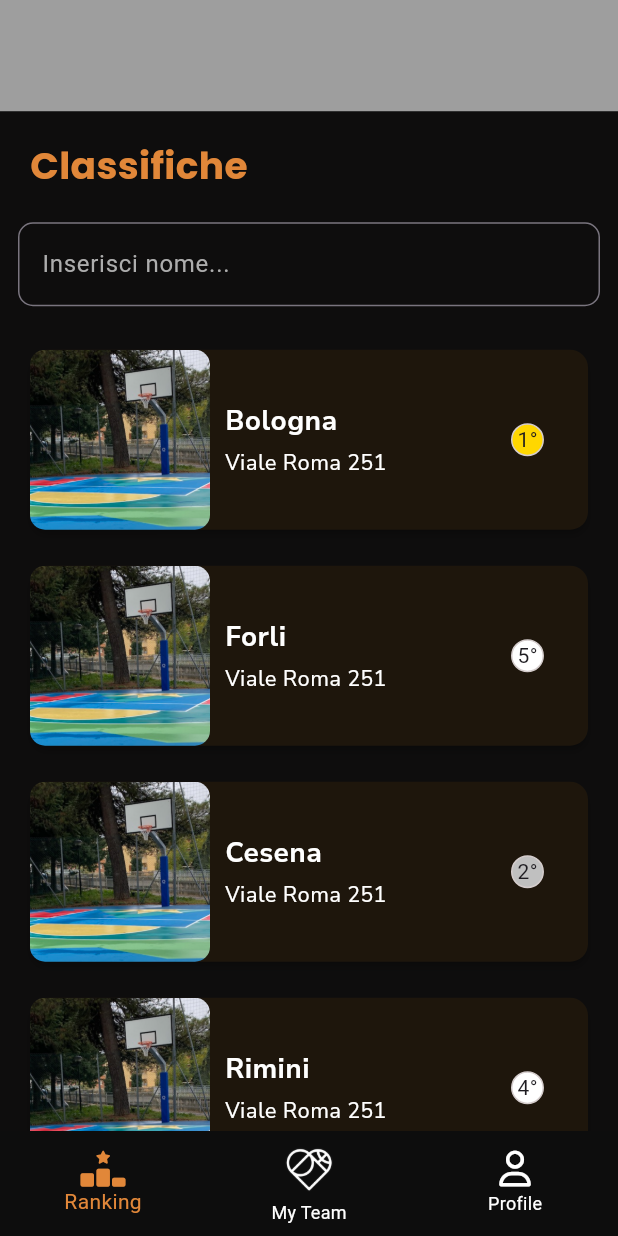
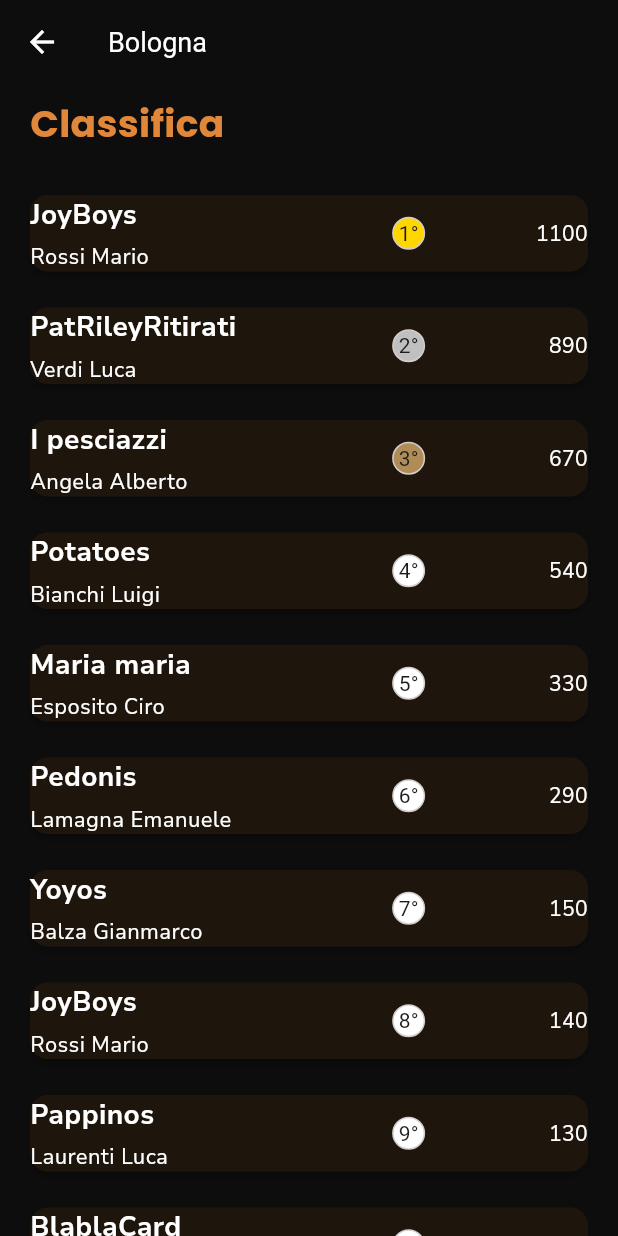
Before and after one commit to stebaia/fantabasket_app_flutter, a Flutter app: the RankPage screen opened by its route, after a tap on "Bologna", on a phone screen of 412 x 824 dp. Run offline on Flutter 3.47's test engine with Material 3 defaults, Android fonts, the phone set to English and light mode, and no system bars; our stand-ins replace auto_route, bloc, carousel_slider, dio, equatable, flutter_bloc and 9 more; missing offline and left inert: osm_nominatim, pine; accounts and stored records are empty; generated files the repository leaves out were written again; Roboto replaces fonts that are missing (Sen).

Commit message:
Added ranking detail page

```diff
--- /dev/null
+++ b/lib/model/player_in_rank.dart
@@ -0,0 +1,20 @@
+import 'package:equatable/equatable.dart';
+
+class PlayerInRank extends Equatable {
+  final String firstName;
+  final String lastName;
+  final String teamName;
+  final int points;
+  final int position;
+
+  const PlayerInRank({
+    required this.firstName,
+    required this.lastName,
+    required this.teamName,
+    required this.points,
+    required this.position,
+  });
+
+  @override
+  List<Object?> get props => [firstName, lastName, teamName, points, position];
+}
--- a/lib/routes/app_router.dart
+++ b/lib/routes/app_router.dart
@@ -9,6 +9,7 @@ import 'package:fantabasket_app_flutter/ui/pages/load_stages_page.dart';
 import 'package:fantabasket_app_flutter/ui/pages/login_page.dart';
 import 'package:fantabasket_app_flutter/ui/pages/main_page.dart';
 import 'package:fantabasket_app_flutter/ui/pages/profile_page.dart';
+import 'package:fantabasket_app_flutter/ui/pages/rank_detail_page.dart';
 import 'package:fantabasket_app_flutter/ui/pages/rank_page.dart';
 import 'package:fantabasket_app_flutter/ui/pages/registration_page.dart';
 import 'package:fantabasket_app_flutter/ui/pages/select_team_page.dart';
@@ -39,6 +40,7 @@ import 'package:fantabasket_app_flutter/ui/pages/select_team_page.dart';
     AutoRoute(page: LoadStagesPage, path: 'load_stages_page'),
     AutoRoute(page: SelectTeamPage, path: 'select_team_page'),
     AutoRoute(page: CompletionPage, path: 'completion_page'),
+    AutoRoute(page: RankDetailPage, path: 'rank_detail_page'),
   ])
 
   /*
--- /dev/null
+++ b/lib/ui/pages/rank_detail_page.dart
@@ -0,0 +1,77 @@
+import 'package:auto_route/auto_route.dart';
+import 'package:fantabasket_app_flutter/model/player_in_rank.dart';
+import 'package:fantabasket_app_flutter/ui/widgets/rank_detail_card.dart';
+import 'package:fantabasket_app_flutter/utils/constants.dart';
+import 'package:flutter/material.dart';
+import 'package:flutter/widgets.dart';
+import 'package:flutter_bloc/flutter_bloc.dart';
+import 'package:fantabasket_app_flutter/bloc/create_team_bloc/create_team_bloc.dart';
+
+class RankDetailPage extends StatelessWidget with AutoRouteWrapper {
+  final String stageName;
+
+  const RankDetailPage({
+    required this.stageName,
+    super.key,
+  });
+
+  @override
+  Widget wrappedRoute(BuildContext context) => MultiBlocProvider(
+        providers: [
+          BlocProvider<CreateTeamBloc>(
+            create: ((context) =>
+                CreateTeamBloc(stagesRepository: context.read())),
+          ),
+        ],
+        child: this,
+      );
+
+  @override
+  Widget build(BuildContext context) {
+    return Scaffold(
+      backgroundColor: const Color.fromARGB(255, 14, 13, 13),
+      appBar: AppBar(
+        foregroundColor: Colors.white,
+        backgroundColor: const Color.fromARGB(255, 14, 13, 13),
+        title: Text(
+          stageName,
+          style: const TextStyle(fontSize: 18),
+        ),
+        automaticallyImplyLeading: true,
+      ),
+      body: Column(
+        crossAxisAlignment: CrossAxisAlignment.start,
+        children: [
+          const Padding(
+            padding: EdgeInsets.symmetric(horizontal: 20.0, vertical: 8),
+            child: Text(
+              "Classifica",
+              style: TextStyle(
+                fontFamily: 'Poppins',
+                fontWeight: FontWeight.bold,
+                color: Color.fromARGB(255, 225, 135, 57),
+                fontSize: 25,
+              ),
+            ),
+          ),
+          const SizedBox(height: 10),
+          Expanded(
+            child: SingleChildScrollView(
+              child: Column(
+                children: [
+                  ...Constants.rankDetailMock.map((player) => Padding(
+                        padding: const EdgeInsets.symmetric(
+                          horizontal: 8.0,
+                          vertical: 4.0,
+                        ),
+                        child: RankDetailCard(player: player),
+                      )),
+                ],
+              ),
+            ),
+          )
+        ],
+      ),
+    );
+  }
+}
--- a/lib/ui/pages/rank_page.dart
+++ b/lib/ui/pages/rank_page.dart
@@ -47,7 +47,7 @@ class RankPage extends StatelessWidget {
               vertical: 2.0,
             ),
             child: TextField(
-              decoration: const InputDecoration(
+              decoration: InputDecoration(
                 focusColor: Colors.orange,
                 focusedBorder: OutlineInputBorder(
                     borderSide: BorderSide(color: Colors.orange, width: 2.0),
--- a/lib/ui/widgets/rank_card.dart
+++ b/lib/ui/widgets/rank_card.dart
@@ -1,3 +1,5 @@
+import 'package:auto_route/auto_route.dart';
+import 'package:fantabasket_app_flutter/routes/app_router.gr.dart';
 import 'package:flutter/material.dart';
 
 class RankingCard extends StatelessWidget {
@@ -11,7 +13,7 @@ class RankingCard extends StatelessWidget {
   Widget build(BuildContext context) {
     return Container(
       child: GestureDetector(
-        onTap: () {},
+        onTap: () => context.router.push(RankDetailRoute(stageName: entry.key)),
         child: Card(
           margin: const EdgeInsets.symmetric(horizontal: 12, vertical: 8),
           color: Color.fromARGB(255, 14, 13, 13),
--- /dev/null
+++ b/lib/ui/widgets/rank_detail_card.dart
@@ -0,0 +1,83 @@
+import 'package:fantabasket_app_flutter/model/player_in_rank.dart';
+import 'package:flutter/material.dart';
+
+class RankDetailCard extends StatelessWidget {
+  final PlayerInRank player;
+  const RankDetailCard({
+    required this.player,
+    super.key,
+  });
+
+  @override
+  Widget build(BuildContext context) {
+    return Card(
+      margin: const EdgeInsets.symmetric(horizontal: 12, vertical: 8),
+      color: const Color.fromARGB(255, 14, 13, 13),
+      surfaceTintColor: Colors.orange,
+      elevation: 2,
+      child: Row(
+        mainAxisAlignment: MainAxisAlignment.start,
+        children: [
+          Expanded(
+            flex: 30,
+            child: Container(
+              alignment: Alignment.centerLeft,
+              child: Column(
+                crossAxisAlignment: CrossAxisAlignment.start,
+                mainAxisAlignment: MainAxisAlignment.center,
+                children: [
+                  Text(
+                    player.teamName,
+                    overflow: TextOverflow.ellipsis,
+                    style: const TextStyle(
+                        fontWeight: FontWeight.bold,
+                        fontFamily: 'Nunito Sans',
+                        fontSize: 18,
+                        color: Colors.white),
+                  ),
+                  const SizedBox(height: 5),
+                  Text(
+                    "${player.lastName} ${player.firstName}",
+                    overflow: TextOverflow.ellipsis,
+                    style: const TextStyle(
+                        fontSize: 14,
+                        fontFamily: 'Nunito Sans',
+                        color: Colors.white),
+                  ),
+                ],
+              ),
+            ),
+          ),
+          const Expanded(flex: 10, child: SizedBox()),
+          Expanded(
+            flex: 15,
+            child: Container(
+              decoration: BoxDecoration(
+                color: switch (player.position) {
+                  1 => const Color.fromARGB(255, 255, 215, 0),
+                  2 => const Color.fromARGB(255, 192, 192, 192),
+                  3 => const Color.fromARGB(255, 176, 141, 87),
+                  _ => Colors.white,
+                },
+                border:
+                    Border.all(color: const Color.fromARGB(255, 212, 204, 204)),
+                shape: BoxShape.circle,
+              ),
+              alignment: Alignment.center,
+              child: Text("${player.position}°"),
+            ),
+          ),
+          Expanded(
+            flex: 15,
+            child: Text(
+              "${player.points}",
+              textAlign: TextAlign.right,
+              style: const TextStyle(
+                  fontSize: 14, fontFamily: 'Nunito Sans', color: Colors.white),
+            ),
+          ),
+        ],
+      ),
+    );
+  }
+}
--- a/lib/utils/constants.dart
+++ b/lib/utils/constants.dart
@@ -1,3 +1,4 @@
+import 'package:fantabasket_app_flutter/model/player_in_rank.dart';
 import 'package:flutter/material.dart';
 
 class Constants {
@@ -31,4 +32,84 @@ class Constants {
     'P': 5,
     'F': 0,
   };
+
+  static List<PlayerInRank> rankDetailMock = [
+    const PlayerInRank(
+      firstName: "Mario",
+      lastName: "Rossi",
+      teamName: "JoyBoys",
+      points: 1100,
+      position: 1,
+    ),
+    const PlayerInRank(
+      firstName: "Luca",
+      lastName: "Verdi",
+      teamName: "PatRileyRitirati",
+      points: 890,
+      position: 2,
+    ),
+    const PlayerInRank(
+      firstName: "Alberto",
+      lastName: "Angela",
+      teamName: "I pesciazzi",
+      points: 670,
+      position: 3,
+    ),
+    const PlayerInRank(
+      firstName: "Luigi",
+      lastName: "Bianchi",
+      teamName: "Potatoes",
+      points: 540,
+      position: 4,
+    ),
+    const PlayerInRank(
+      firstName: "Ciro",
+      lastName: "Esposito",
+      teamName: "Maria maria",
+      points: 330,
+      position: 5,
+    ),
+    const PlayerInRank(
+      firstName: "Emanuele",
+      lastName: "Lamagna",
+      teamName: "Pedonis",
+      points: 290,
+      position: 6,
+    ),
+    const PlayerInRank(
+      firstName: "Gianmarco",
+      lastName: "Balza",
+      teamName: "Yoyos",
+      points: 150,
+      position: 7,
+    ),
+    const PlayerInRank(
+      firstName: "Mario",
+      lastName: "Rossi",
+      teamName: "JoyBoys",
+      points: 140,
+      position: 8,
+    ),
+    const PlayerInRank(
+      firstName: "Luca",
+      lastName: "Laurenti",
+      teamName: "Pappinos",
+      points: 130,
+      position: 9,
+    ),
+    const PlayerInRank(
+      firstName: "Angelo",
+      lastName: "Pintus",
+      teamName: "BlablaCard",
+      points: 100,
+      position: 10,
+    ),
+    const PlayerInRank(
+      firstName: "Simone",
+      lastName: "Lodi",
+      teamName: "Lodolodo",
+      points: 50,
+      position: 11,
+    ),
+  ];
 }
```
Also changed, not shown: lib/routes/app_router.gr.dart, pubspec.lock.
